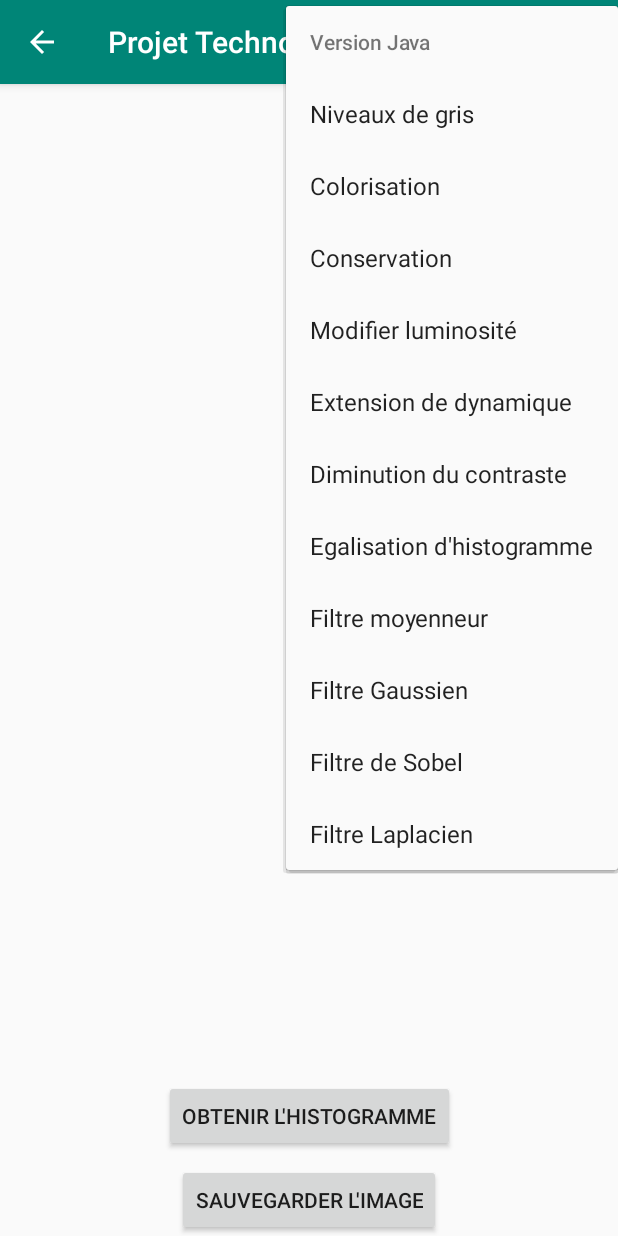
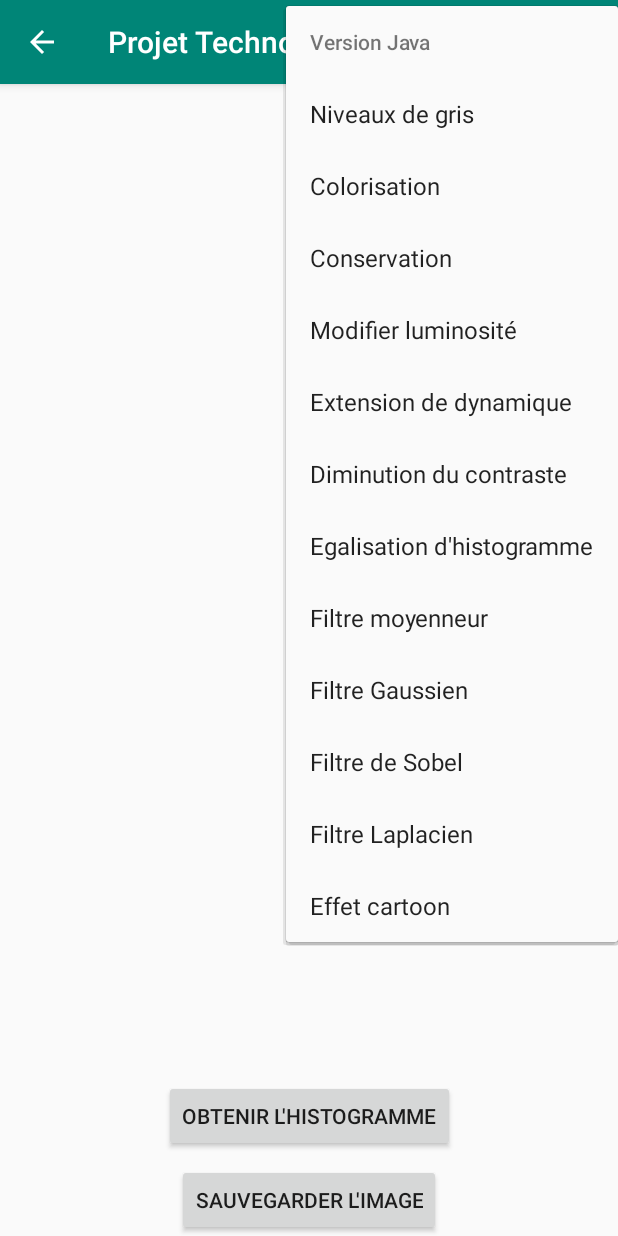
Before and after one commit to vdufau/Projet_Tech_Android, an Android app: the MainActivity screen opened directly, with no data from a screen before it, in the options menu, after a tap on "Version Java", on a phone screen of 412 x 824 dp. Run offline under Robolectric (Android 15) with nearby library versions, the phone set to English and light mode, and no system bars; libraries missing offline, so code that uses them is left out: com.skydoves.colorpickerview; 6 statements that could not run were skipped.

Commit message:
Cartoon effect

```diff
--- a/AppImage/app/src/main/java/com/example/myappimage/MainActivity.java
+++ b/AppImage/app/src/main/java/com/example/myappimage/MainActivity.java
@@ -337,6 +337,10 @@ public class MainActivity extends AppCompatActivity implements View.OnClickListe
                 revertList.add(java.laplacienFilterConvolution());
                 refreshAction();
                 return true;
+            case R.id.cartoonEffect:
+                revertList.add(java.cartoonEffect());
+                refreshAction();
+                return true;
             case R.id.reinitialization:
                 bitmap.setPixels(initialPixels, 0, bitmap.getWidth(), 0, 0, bitmap.getWidth(), bitmap.getHeight());
                 revertList.clear();
--- a/AppImage/app/src/main/res/menu/menu.xml
+++ b/AppImage/app/src/main/res/menu/menu.xml
@@ -37,6 +37,9 @@
             <item
                 android:id="@+id/laplacienConvolution"
                 android:title="@string/laplacienConvolution" />
+            <item
+                android:id="@+id/cartoonEffect"
+                android:title="@string/cartoonEffect" />
         </menu>
     </item>
     <item
--- a/AppImage/app/src/main/res/values/strings.xml
+++ b/AppImage/app/src/main/res/values/strings.xml
@@ -16,6 +16,7 @@
     <string name="gaussConvolution">Filtre Gaussien</string>
     <string name="sobelConvolution">Filtre de Sobel</string>
     <string name="laplacienConvolution">Filtre Laplacien</string>
+    <string name="cartoonEffect">Effet cartoon</string>
     <string name="validate">OK</string>
     <string name="cancel">ANNULER</string>
     <string name="saveImage">Sauvegarder l\'image</string>
```
Also changed, not shown: AppImage/app/src/main/java/com/example/myappimage/algorithm/JavaAlgorithm.java (+30 -0 lines).
